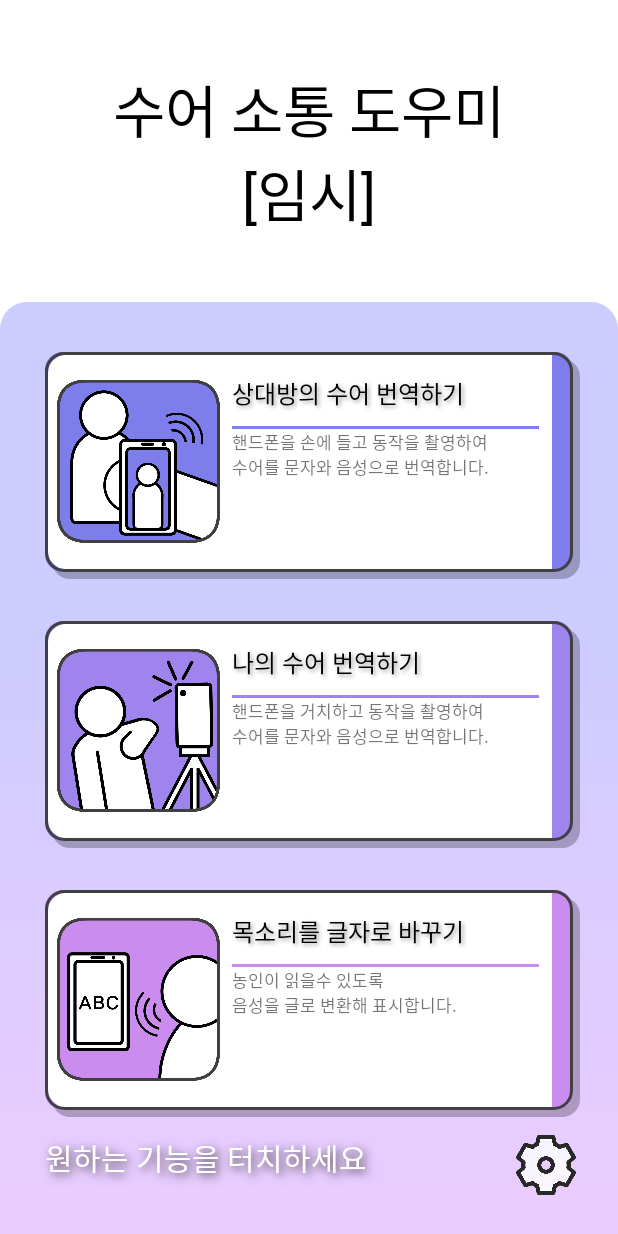
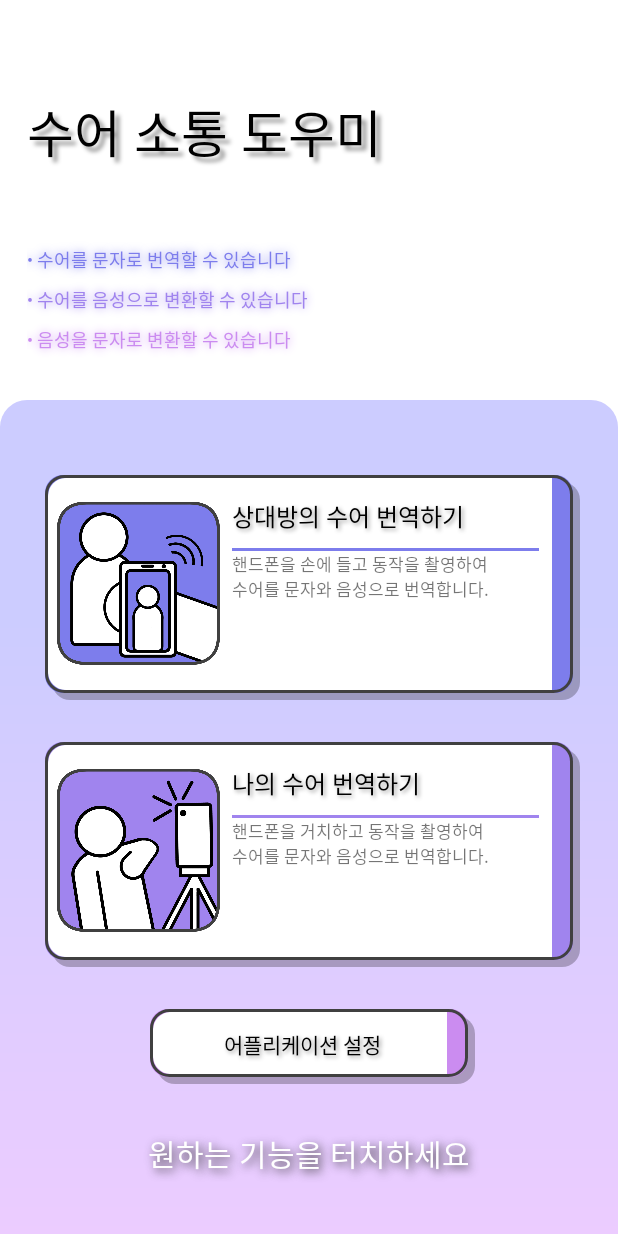
Before and after one commit to Larun1517/SignLanguageTranslator, an Android app: the screen it shows after launch (MenuActivity), on a phone screen of 412 x 824 dp. Run offline under Robolectric (Android 15) with nearby library versions, the light colour scheme and no system bars.

Commit message:
UI 수정 1
개발 상황 공유 목적 커밋

```diff
--- a/SignLanguageTranslatorApp/app/src/main/java/com/example/signlanguagetranslatorapp/CameraActivity.java
+++ b/SignLanguageTranslatorApp/app/src/main/java/com/example/signlanguagetranslatorapp/CameraActivity.java
@@ -390,6 +390,9 @@ public class CameraActivity extends AppCompatActivity {
             // 조인트 데이터 전처리
             List<LandmarkProto.NormalizedLandmark> joint = result.multiHandLandmarks().get(n).getLandmarkList();
 
+            //왼손?
+            //result.multiHandedness().get(n).getLabel().equals("Left");
+
             StringBuilder data = new StringBuilder();
             // 조인트 좌표와 각도 평탄화
             for (int k=0; k<20; k++) {
--- a/SignLanguageTranslatorApp/app/src/main/java/com/example/signlanguagetranslatorapp/MenuActivity.java
+++ b/SignLanguageTranslatorApp/app/src/main/java/com/example/signlanguagetranslatorapp/MenuActivity.java
@@ -92,18 +92,8 @@ public class MenuActivity extends AppCompatActivity {
             startActivity(intent);
         });
 
-        /*
-        // 목소리를 글자로 바꾸기
-        LinearLayout StartSTT = findViewById(R.id.start_button_stt);
-        StartSTT.setOnClickListener( v -> {
-            // STT 액티비티
-            Intent intent = new Intent(getApplicationContext(), STTActivity.class);
-            startActivity(intent);
-        });
-        */
-
         // 어플리케이션 설정
-        Button Setting = findViewById(R.id.button_setting);
+        LinearLayout Setting = findViewById(R.id.button_setting);
         Setting.setOnClickListener( v -> {
             readSetting();
 
--- a/SignLanguageTranslatorApp/app/src/main/java/com/example/signlanguagetranslatorapp/STTDialog.java
+++ b/SignLanguageTranslatorApp/app/src/main/java/com/example/signlanguagetranslatorapp/STTDialog.java
@@ -52,9 +52,6 @@ public class STTDialog extends Dialog {
         view_info = (TextView)findViewById(R.id.stt_info);
         view_sttBtn = (ImageButton) findViewById(R.id.button_record);
         view_sttBtn.setOnClickListener(v -> {
-            view_sttBtn.setImageResource(R.drawable.icon_mic_on);
-            view_info.setText("인식 중입니다.");
-
             mRecognizer=SpeechRecognizer.createSpeechRecognizer(context);
             mRecognizer.setRecognitionListener(listener);
             mRecognizer.startListening(intent);
@@ -63,7 +60,10 @@ public class STTDialog extends Dialog {
 
     private RecognitionListener listener = new RecognitionListener() {
         @Override
-        public void onReadyForSpeech(Bundle params) {}
+        public void onReadyForSpeech(Bundle params) {
+            view_sttBtn.setImageResource(R.drawable.icon_mic_on);
+            view_info.setText("인식 중입니다.");
+        }
 
         @Override
         public void onBeginningOfSpeech() {}
--- a/SignLanguageTranslatorApp/app/src/main/res/layout/activity_menu.xml
+++ b/SignLanguageTranslatorApp/app/src/main/res/layout/activity_menu.xml
@@ -14,22 +14,80 @@
         tools:layout_editor_absoluteX="1dp"
         tools:layout_editor_absoluteY="1dp">
 
+
+            <LinearLayout
+                android:layout_width="match_parent"
+                android:layout_height="0dp"
+                android:layout_weight="1.6"
+                android:paddingLeft="18dp"
+                android:background="#fff"
+                android:orientation="vertical">
+
                 <TextView
                     android:layout_width="match_parent"
                     android:layout_height="0dp"
-            android:layout_weight="1.2"
-            android:gravity="center"
-            android:background="#fff"
+                    android:layout_weight="6"
+                    android:paddingTop="16dp"
+                    android:gravity="left|center_vertical"
                     android:layout_gravity="center"
-            android:textColor="#000000"
-            android:textSize="38sp"
+                    android:textColor="#000"
+                    android:textSize="34sp"
+                    android:shadowColor="#999"
+                    android:shadowDx="5"
+                    android:shadowDy="5"
+                    android:shadowRadius="3"
                     android:fontFamily="@font/ibmplexsanskrsemibold"
-            android:text="수어 소통 도우미\n[임시]" />
+                    android:text="수어 소통 도우미" />
+                <TextView
+                    android:layout_width="match_parent"
+                    android:layout_height="0dp"
+                    android:layout_weight="1"
+                    android:gravity="left|center_vertical"
+                    android:layout_gravity="center"
+                    android:textColor="#7d7dec"
+                    android:textSize="12sp"
+                    android:shadowColor="#7d7dec"
+                    android:shadowDx="0"
+                    android:shadowDy="0"
+                    android:shadowRadius="7"
+                    android:text="• 수어를 문자로 번역할 수 있습니다" />
+                <TextView
+                    android:layout_width="match_parent"
+                    android:layout_height="0dp"
+                    android:layout_weight="1"
+                    android:gravity="left|center_vertical"
+                    android:layout_gravity="center"
+                    android:textColor="#a084ee"
+                    android:textSize="12sp"
+                    android:shadowColor="#a084ee"
+                    android:shadowDx="0"
+                    android:shadowDy="0"
+                    android:shadowRadius="7"
+                    android:text="• 수어를 음성으로 변환할 수 있습니다" />
+                <TextView
+                    android:layout_width="match_parent"
+                    android:layout_height="0dp"
+                    android:layout_weight="1"
+                    android:gravity="left|center_vertical"
+                    android:layout_gravity="center"
+                    android:textColor="#cb8cf0"
+                    android:textSize="12sp"
+                    android:shadowColor="#cb8cf0"
+                    android:shadowDx="0"
+                    android:shadowDy="0"
+                    android:shadowRadius="7"
+                    android:text="• 음성을 문자로 변환할 수 있습니다" />
+                <View
+                    android:layout_width="match_parent"
+                    android:layout_height="0dp"
+                    android:layout_weight="1">
+                </View>
+            </LinearLayout>
 
         <View
             android:layout_width="match_parent"
             android:layout_height="0dp"
-            android:layout_weight="0.20"
+            android:layout_weight="0.3"
             android:background="@drawable/menu_frame_top" />
 
         <LinearLayout
@@ -148,76 +206,39 @@
         </LinearLayout>
 
         <LinearLayout
-                android:id="@+id/start_button_stt"
-
+            android:id="@+id/button_setting"
             android:layout_width="match_parent"
             android:layout_height="0dp"
-                android:layout_weight="0.9"
+            android:layout_weight="0.3"
             android:background="@drawable/menu_button1"
-                android:paddingRight="27dp"
-                android:paddingBottom="5dp"
-                android:layout_marginLeft="30dp"
-                android:layout_marginRight="25dp"
+            android:paddingRight="14dp"
+            android:paddingBottom="3dp"
+            android:layout_marginLeft="100dp"
+            android:layout_marginRight="95dp"
             android:orientation="horizontal">
-
-                <ImageView
-                    android:layout_width="0dp"
-                    android:layout_height="match_parent"
-                    android:layout_margin="8dp"
-                    android:layout_weight="3.2"
-                    android:src="@drawable/icon_stt" />
-
-                <LinearLayout
-                    android:layout_width="0dp"
-                    android:layout_height="match_parent"
-                    android:layout_weight="6"
-                    android:orientation="vertical">
 
             <TextView
                 android:layout_weight="3.5"
-                        android:gravity="center_vertical|left"
+                android:gravity="center"
                 android:textColor="#000000"
-                        android:textSize="16sp"
+                android:textSize="14sp"
                 android:shadowColor="#999"
                 android:shadowDx="2"
                 android:shadowDy="2"
                 android:shadowRadius="3"
-                        android:layout_marginTop="6dp"
                 android:layout_width="match_parent"
-                        android:layout_height="0dp"
-                        android:text="목소리를 글자로 바꾸기" />
-
-                    <View
-                        android:layout_width="match_parent"
-                        android:layout_height="2dp"
-                        android:background="#cb8cf0"/>
-
-                    <TextView
-                        android:layout_weight="7"
-                        android:textSize="11sp"
-                        android:layout_marginBottom="8dp"
-                        android:gravity="top|left"
-                        android:layout_width="match_parent"
-                        android:layout_height="0dp"
-                        android:text="농인이 읽을수 있도록\n음성을 글로 변환해 표시합니다." />
+                android:layout_height="match_parent"
+                android:text="어플리케이션 설정" />
         </LinearLayout>
-            </LinearLayout>
-
-        <LinearLayout
-            android:layout_weight="0.4"
-            android:layout_width="match_parent"
-            android:layout_height="0dp"
-            android:layout_marginTop="12dp"
-            android:orientation="horizontal">
 
         <TextView
             android:id="@+id/textview0"
-                android:layout_width="0dp"
-                android:layout_height="match_parent"
-                android:layout_weight="1"
-                android:gravity="top|left"
+            android:layout_width="match_parent"
+            android:layout_height="0dp"
+            android:layout_weight="0.6"
+            android:paddingBottom="8dp"
+            android:gravity="center"
             android:layout_gravity="center"
-                android:paddingLeft="30dp"
             android:textColor="#fff"
             android:shadowColor="#333"
             android:shadowDx="3"
@@ -225,15 +246,5 @@
             android:shadowRadius="7"
             android:textSize="20sp"
             android:text="원하는 기능을 터치하세요" />
-
-            <androidx.appcompat.widget.AppCompatButton
-                android:id="@+id/button_setting"
-
-                android:layout_width="40dp"
-                android:layout_height="40dp"
-                android:background="@drawable/setting_icon"
-                android:layout_marginRight="28dp"
-                android:text="" />
-        </LinearLayout>
     </LinearLayout>
 </androidx.constraintlayout.widget.ConstraintLayout>
--- a/SignLanguageTranslatorApp/app/src/main/res/layout/dialog_setting.xml
+++ b/SignLanguageTranslatorApp/app/src/main/res/layout/dialog_setting.xml
@@ -69,7 +69,7 @@
             android:layout_marginLeft="12dp"
             android:layout_marginRight="12dp"
             android:textSize="16dp"
-            android:text="211.106.58.219" />
+            android:text="- ip -" />
     </LinearLayout>
 
     <View
```
Lines whose indentation alone changed are shown as unchanged.
